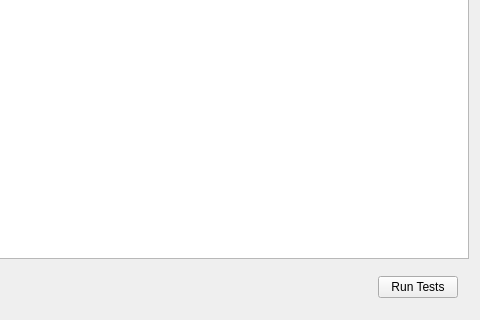
Qt form mainwindow.ui (joshuaeckroth/Tester) before a commit; both pictures show x 92 to 572 and y 213 to 533 of the 572 by 533 pixel window.
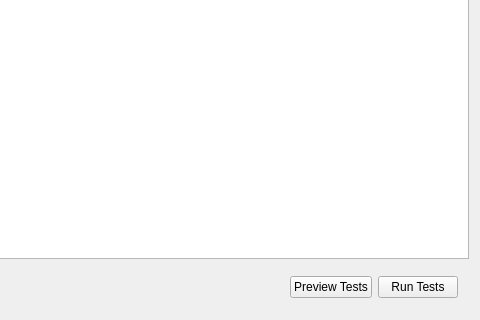
The same form after that commit. Icons and pictures are not drawn.

Commit message: Improved UI including icons and Preview button; better crash handling, improved test case results.

Diff of the .ui file:
```diff
--- a/mainwindow.ui
+++ b/mainwindow.ui
@@ -82,6 +82,17 @@
          </property>
         </spacer>
        </item>
+       <item>
+        <widget class="QPushButton" name="previewButton">
+         <property name="text">
+          <string>Preview Tests</string>
+         </property>
+         <property name="icon">
+          <iconset resource="resources.qrc">
+           <normaloff>:/icons/icons/preview.png</normaloff>:/icons/icons/preview.png</iconset>
+         </property>
+        </widget>
+       </item>
        <item>
         <widget class="QPushButton" name="runTestsButton">
          <property name="text">
```
Left out of the diff: 18 changed lines with no effect on the pictures. The commit also changes 11 other files.
